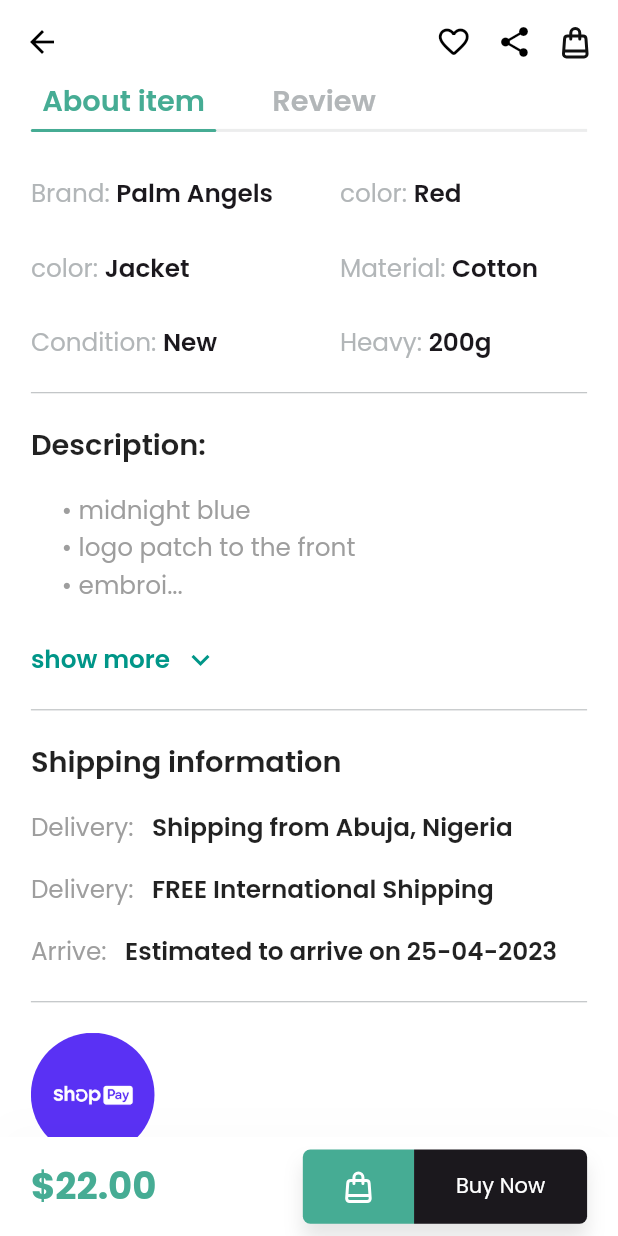
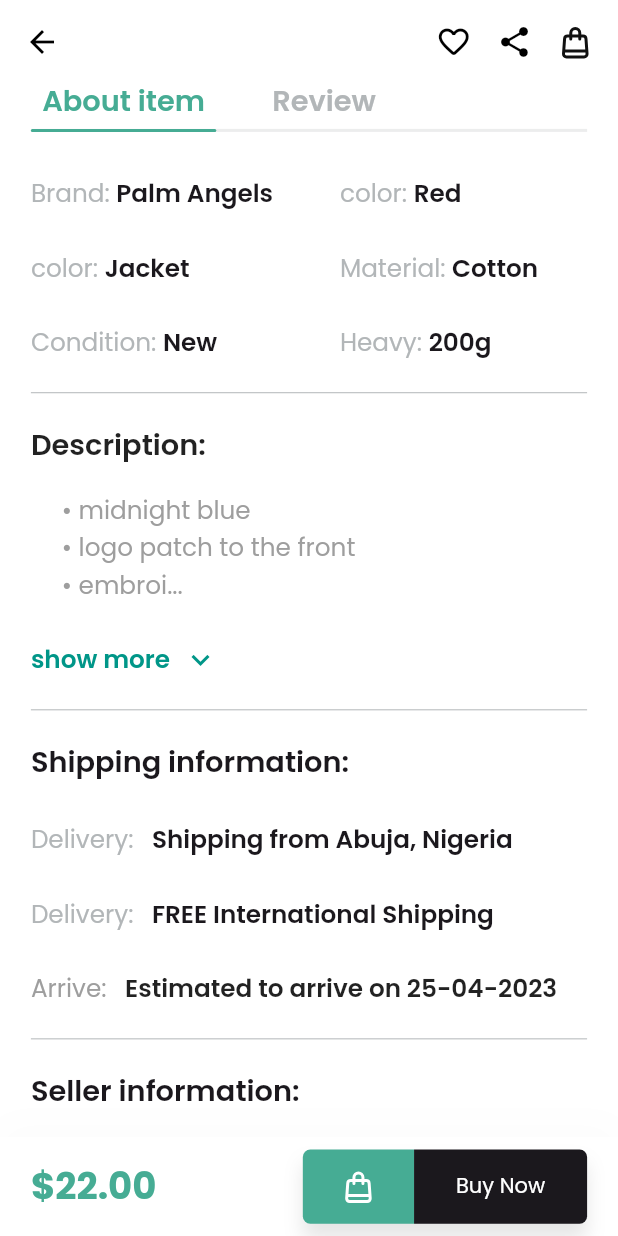
Before and after one commit to SolomonAbuh/E-Commerce-UI-Animation, a Flutter app: the ProductDetailsScreen screen opened directly with sample values from the repository, scrolled down 576 dp, on a phone screen of 412 x 824 dp. Run offline on Flutter 3.47's test engine with Material 2 defaults, Android fonts, the phone set to English and light mode, and no system bars; drawn by our look-alikes of flutter_animate; our stand-ins replace carousel_slider, flutter_svg, google_fonts, sizer; statements that could not run were skipped.

Commit message:
update on product_shop_info.dart 🛠

```diff
--- a/lib/widgets/product_shipping_info.dart
+++ b/lib/widgets/product_shipping_info.dart
@@ -1,5 +1,6 @@
 import 'package:flutter/material.dart';
 import 'package:sizer/sizer.dart';
+import '../constants/text_styles.dart';
 import 'app_spacer.dart';
 
 class ProductShippingInfo extends StatelessWidget {
@@ -11,40 +12,39 @@ class ProductShippingInfo extends StatelessWidget {
       crossAxisAlignment: CrossAxisAlignment.start,
       children: [
         Text(
-          'Shipping information ',
-          style: TextStyle(fontSize: 14.sp, fontWeight: FontWeight.w600),
+          'Shipping information:',
+          style: AppTextStyles.mediumText.copyWith(fontWeight: FontWeight.w600),
         ),
-        spaceV(2.h),
+        spaceV(3.h),
         Row(
           mainAxisSize: MainAxisSize.min,
           children: [
             Text(
               'Delivery:',
-              style: TextStyle(fontSize: 12.sp, color: Colors.grey.shade500),
+              style: AppTextStyles.smallTextLight,
             ),
             spaceH(3.w),
             Text(
               'Shipping from Abuja, Nigeria',
-              style: TextStyle(fontSize: 12.sp, fontWeight: FontWeight.w600),
+              style:
+                  AppTextStyles.smallText.copyWith(fontWeight: FontWeight.w600),
             ),
           ],
         ),
-        spaceV(2.h),
+        spaceV(3.h),
         Row(
           mainAxisSize: MainAxisSize.min,
           children: [
-            Text(
-              'Delivery:',
-              style: TextStyle(fontSize: 12.sp, color: Colors.grey.shade500),
-            ),
+            Text('Delivery:', style: AppTextStyles.smallTextLight),
             spaceH(3.w),
             Text(
               'FREE International Shipping',
-              style: TextStyle(fontSize: 12.sp, fontWeight: FontWeight.w600),
+              style:
+                  AppTextStyles.smallText.copyWith(fontWeight: FontWeight.w600),
             ),
           ],
         ),
-        spaceV(2.h),
+        spaceV(3.h),
         Row(
           mainAxisSize: MainAxisSize.min,
           children: [
@@ -57,8 +57,6 @@ class ProductShippingInfo extends StatelessWidget {
               'Estimated to arrive on 25-04-2023',
               style: TextStyle(fontSize: 12.sp, fontWeight: FontWeight.w600),
             ),
-
-
           ],
         ),
       ],
--- a/lib/widgets/product_shop_info.dart
+++ b/lib/widgets/product_shop_info.dart
@@ -5,12 +5,24 @@ import 'package:money_point_take_home_assignment/constants/app_assets.dart';
 import 'package:money_point_take_home_assignment/constants/colors.dart';
 import 'package:sizer/sizer.dart';
 
+import '../constants/text_styles.dart';
+import 'app_spacer.dart';
+
 class ProductShopInfo extends StatelessWidget {
   const ProductShopInfo({super.key});
 
   @override
   Widget build(BuildContext context) {
-    return Row(
+    return Column(
+      crossAxisAlignment: CrossAxisAlignment.start,
+      children: [
+        Text(
+          'Seller information:',
+          style: AppTextStyles.mediumText.copyWith(fontWeight: FontWeight.w600),
+        ),
+        spaceV(3.h),
+        Row(
+          crossAxisAlignment: CrossAxisAlignment.start,
           children: [
             SizedBox(
                 height: 10.h,
@@ -22,8 +34,19 @@ class ProductShopInfo extends StatelessWidget {
                   ),
                 )),
             Column(
-          children: [Text('')],
+              children: [
+                Text(
+                  'Shop_Pay',
+                  style: AppTextStyles.mediumText
+                      .copyWith(fontWeight: FontWeight.w600),
+                ),
+                spaceV(3.h),
+                Text('Active 5 mins ago | 96.7 positive feedback',
+                    style: AppTextStyles.verySmallTextl),
+              ],
             )
+          ],
+        ),
       ],
     );
   }
```
Lines whose indentation alone changed are shown as unchanged.
